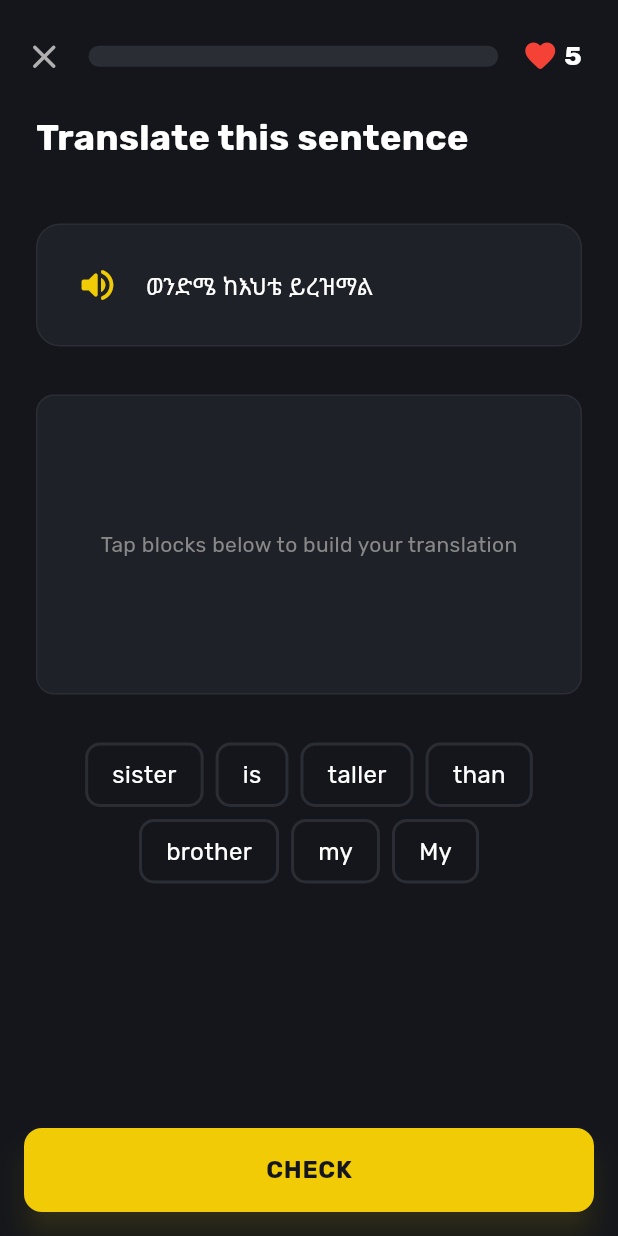
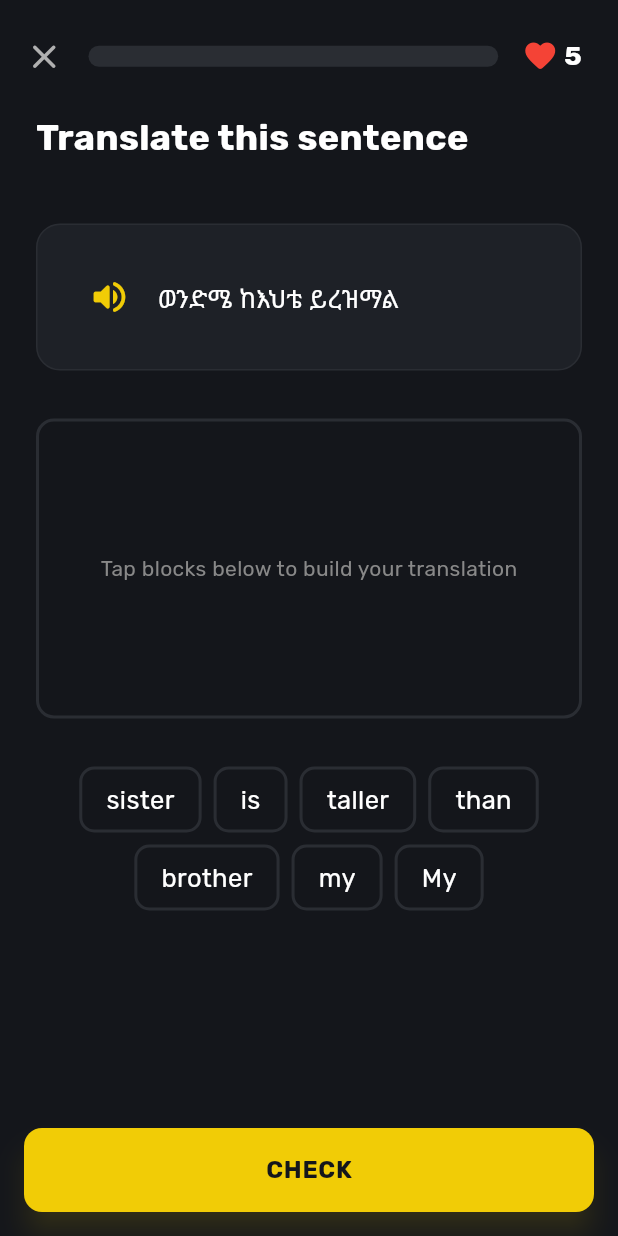
Before and after one commit to hadamard-2/lisan_app, a Flutter app: the screen it shows after launch, on a phone screen of 412 x 824 dp. Run offline on Flutter 3.47's test engine with Material 3 defaults, Android fonts, the phone set to English and light mode, and no system bars; our stand-ins replace connectivity_plus, dio, google_fonts, just_audio, material_symbols_icons; missing offline and left inert: record.

Commit message:
feat: add automatic voice playback in text and voice bubbles
- added auto playback in TextBubbleWidget and VoiceBubbleWidget
- applied minor style adjustments in BlockWidget and BlockBuildWidget

```diff
--- a/lib/pages/exercise/lesson_completion_page.dart
+++ b/lib/pages/exercise/lesson_completion_page.dart
@@ -172,7 +172,7 @@ class _LessonCompletionPageState extends State<LessonCompletionPage>
                     Expanded(
                       flex: 1,
                       child: _buildStatCard(
-                        icon: Icons.bolt_rounded,
+                        icon: Icons.star_rounded,
                         label: "TOTAL XP",
                         value: "${widget.stats.xp}",
                         color: DesignColors.primary,
@@ -293,7 +293,7 @@ class _LessonCompletionPageState extends State<LessonCompletionPage>
           child: Row(
             mainAxisAlignment: MainAxisAlignment.center,
             children: [
-              Icon(icon, color: color, size: 20, fill: 1),
+              Icon(icon, color: color, size: 20),
               SizedBox(width: DesignSpacing.xs),
               Text(
                 value,
--- a/lib/widgets/exercise/block.dart
+++ b/lib/widgets/exercise/block.dart
@@ -24,9 +24,9 @@ class Block extends StatelessWidget {
     Color borderColor;
 
     if (isInSelectedArea) {
-      backgroundColor = DesignColors.backgroundDark;
-      textColor = DesignColors.textPrimary;
-      borderColor = DesignColors.backgroundBorder;
+      backgroundColor = DesignColors.primary.withValues(alpha: 0.05);
+      textColor = DesignColors.primary;
+      borderColor = DesignColors.primary;
     } else if (isSelected) {
       backgroundColor = DesignColors.backgroundCard.withValues(alpha: 0.5);
       textColor = Colors.transparent;
@@ -58,11 +58,7 @@ class Block extends StatelessWidget {
                 (TextUtils.isAmharic(text)
                         ? GoogleFonts.notoSansEthiopic()
                         : GoogleFonts.rubik())
-                    .copyWith(
-                      color: textColor,
-                      fontSize: 16,
-                      // fontWeight: FontWeight.w500,
-                    ),
+                    .copyWith(color: textColor, fontSize: 17),
           ),
         ),
       ),
--- a/lib/widgets/exercise/block_build_widget.dart
+++ b/lib/widgets/exercise/block_build_widget.dart
@@ -28,9 +28,9 @@ class BlockBuildWidget extends StatelessWidget {
           height: 200,
           padding: const EdgeInsets.all(DesignSpacing.md),
           decoration: BoxDecoration(
-            color: DesignColors.backgroundCard,
+            color: Colors.transparent,
             borderRadius: BorderRadius.circular(12),
-            border: Border.all(color: DesignColors.backgroundBorder),
+            border: Border.all(width: 2, color: DesignColors.backgroundBorder),
           ),
           child: selectedBlocks.isEmpty
               ? const Center(
@@ -43,8 +43,8 @@ class BlockBuildWidget extends StatelessWidget {
                   ),
                 )
               : Wrap(
-                  spacing: DesignSpacing.xs,
-                  runSpacing: DesignSpacing.xs,
+                  spacing: DesignSpacing.sm,
+                  runSpacing: DesignSpacing.sm,
                   children: selectedBlocks.asMap().entries.map((entry) {
                     final index = entry.key;
                     final block = entry.value;
--- a/lib/widgets/exercise/text_bubble_widget.dart
+++ b/lib/widgets/exercise/text_bubble_widget.dart
@@ -21,6 +21,7 @@ class _TextBubbleWidgetState extends State<TextBubbleWidget> {
   void initState() {
     super.initState();
     _player = AudioPlayer();
+    if (widget.audioUrl != null) _init();
   }
 
   Future<void> _init() async {
@@ -43,7 +44,7 @@ class _TextBubbleWidgetState extends State<TextBubbleWidget> {
   Widget build(BuildContext context) {
     return Container(
       width: double.infinity,
-      padding: const EdgeInsets.all(DesignSpacing.md),
+      padding: const EdgeInsets.all(DesignSpacing.lg),
       decoration: BoxDecoration(
         color: DesignColors.backgroundCard,
         borderRadius: BorderRadius.circular(16),
@@ -70,7 +71,7 @@ class _TextBubbleWidgetState extends State<TextBubbleWidget> {
                   (TextUtils.isAmharic(widget.text)
                           ? GoogleFonts.notoSansEthiopic()
                           : GoogleFonts.rubik())
-                      .copyWith(color: DesignColors.textPrimary, fontSize: 16),
+                      .copyWith(color: DesignColors.textPrimary, fontSize: 17),
             ),
           ),
         ],
--- a/lib/widgets/exercise/voice_bubble_widget.dart
+++ b/lib/widgets/exercise/voice_bubble_widget.dart
@@ -29,6 +29,7 @@ class _VoiceBubbleWidgetState extends State<VoiceBubbleWidget> {
   void initState() {
     super.initState();
     _player = AudioPlayer();
+    _playAudio();
 
     // Listen to player state changes
     _player.playerStateStream.listen((playerState) {
@@ -135,7 +136,7 @@ class _VoiceBubbleWidgetState extends State<VoiceBubbleWidget> {
                   widget.playbackSpeed == PlaybackSpeed.normal ? '1x' : '0.75x',
                   style: TextStyle(
                     fontWeight: FontWeight.bold,
-                    fontSize: 18  ,
+                    fontSize: 18,
                     color: _isLoading || _isPlaying
                         ? DesignColors.textPrimary.withValues(alpha: 0.5)
                         : DesignColors.textPrimary,
```
